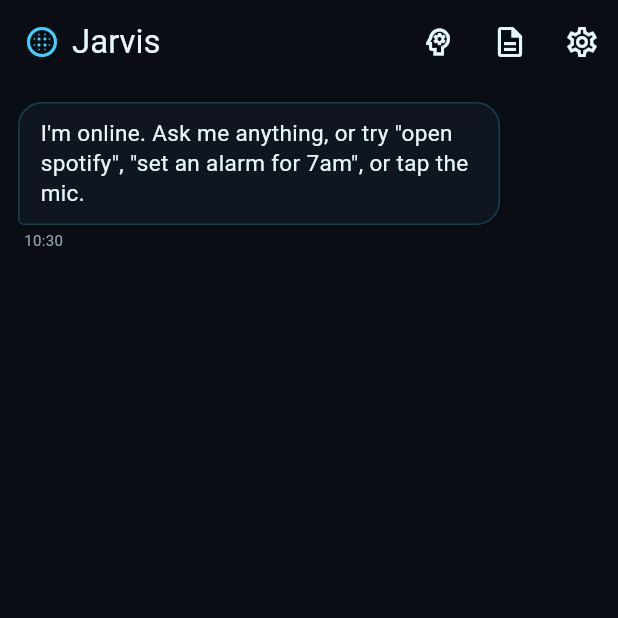
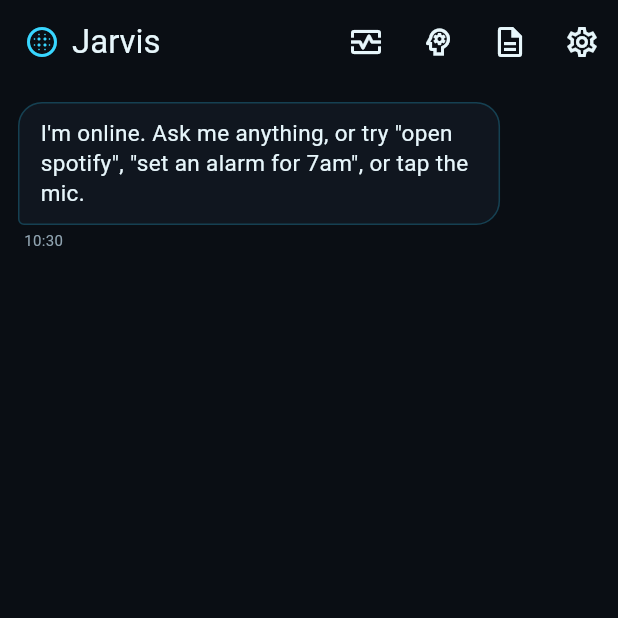
Before and after one commit to ajeesh0905/Jarvis_111, a Flutter app: the screen it shows after launch, after a tap on the "send" icon, on a phone screen of 412 x 824 dp, the top half of it. Run offline on Flutter 3.47's test engine with Material 3 defaults, Android fonts, the phone set to English and light mode, and no system bars; our stand-ins replace flutter_local_notifications, flutter_secure_storage, flutter_tts, geolocator, permission_handler, shared_preferences and 2 more; missing offline and left inert: android_intent_plus.

Commit message:
Integrate health service and update chat response handling
Added health service integration and updated chat logic to handle health-related queries.

```diff
--- a/lib/screens/chat_screen.dart
+++ b/lib/screens/chat_screen.dart
@@ -2,6 +2,7 @@ import 'package:flutter/material.dart';
 import '../models/message.dart';
 import '../services/gemini_service.dart';
 import '../services/device_control_service.dart';
+import '../services/health_service.dart';
 import '../services/jarvis_server_service.dart';
 import '../services/overspeed_service.dart';
 import '../services/smart_home_service.dart';
@@ -10,6 +11,7 @@ import '../services/voice_service.dart';
 import '../theme.dart';
 import '../widgets/chat_bubble.dart';
 import 'documents_screen.dart';
+import 'health_screen.dart';
 import 'memory_screen.dart';
 import 'settings_screen.dart';
 
@@ -31,6 +33,7 @@ class _ChatScreenState extends State<ChatScreen> {
   final _deviceControl = DeviceControlService();
   final _overspeed = OverspeedService();
   final SmartHomeService _smartHome = NoOpSmartHomeService();
+    final _health = HealthService.instance;
 
   bool _sending = false;
   bool _speakReplies = true;
@@ -132,7 +135,15 @@ class _ChatScreenState extends State<ChatScreen> {
       return;
     }
 
-    // 3. Fall back to Gemini (with memory) via your private server, or
+    // 3. Try it as a health/fitness check-in (steps, heart rate, sleep)
+    answered straight from Health Connect — no LLM round trip needed.
+      final healthReply = await _health.tryHandle(text);
+    if (healthReply != null) {
+      await _respond(healthReply);
+      return;
+    }
+
+    // 4. Fall back to Gemini (with memory) via your private server, or
     // straight to Gemini if no server is configured.
     if (_usingServer) {
       try {
@@ -297,6 +308,13 @@ class _ChatScreenState extends State<ChatScreen> {
               ),
             ),
           IconButton(
+            icon: const Icon(Icons.monitor_heart_outlined),
+            tooltip: 'Health',
+            onPressed: () => Navigator.of(context).push(
+              MaterialPageRoute(builder: (_) => const HealthScreen()),
+              ),
+            ),
+          IconButton(
             icon: const Icon(Icons.psychology_outlined),
             tooltip: 'Memory',
             onPressed: () => _openServerScreen(const MemoryScreen()),
```
